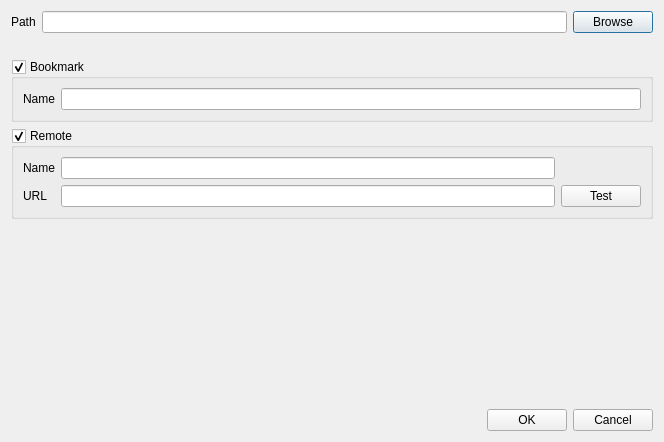
soramimi/Guitar, file src/CreateRepositoryDialog.ui: the form before one commit.
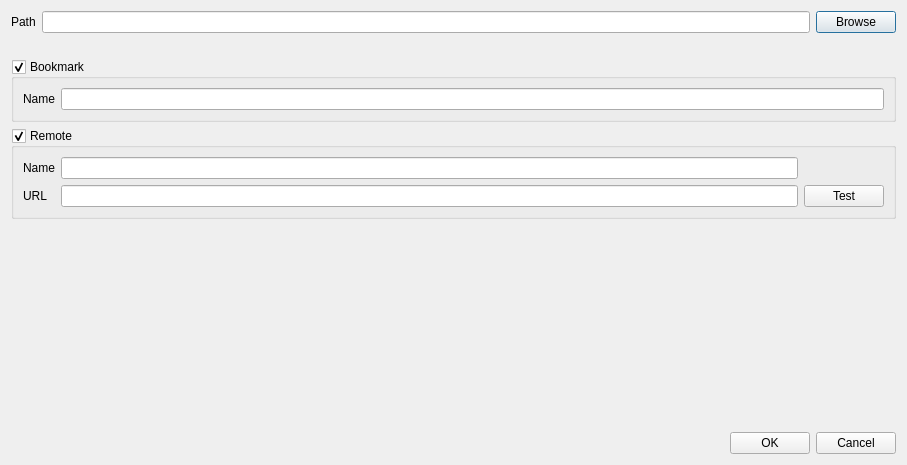
The form after the commit. Custom widgets are drawn as their Qt base class.

Commit message: リポジトリパスに空白文字が含まれていたとき、Explorerが開けなかった問題を修正 (issue#100)

What changed in the file:
```diff
--- a/src/CreateRepositoryDialog.ui
+++ b/src/CreateRepositoryDialog.ui
@@ -6,8 +6,8 @@
    <rect>
     <x>0</x>
     <y>0</y>
-    <width>664</width>
-    <height>442</height>
+    <width>907</width>
+    <height>465</height>
    </rect>
   </property>
   <property name="windowTitle">
```
The commit also changes 1 other file.
